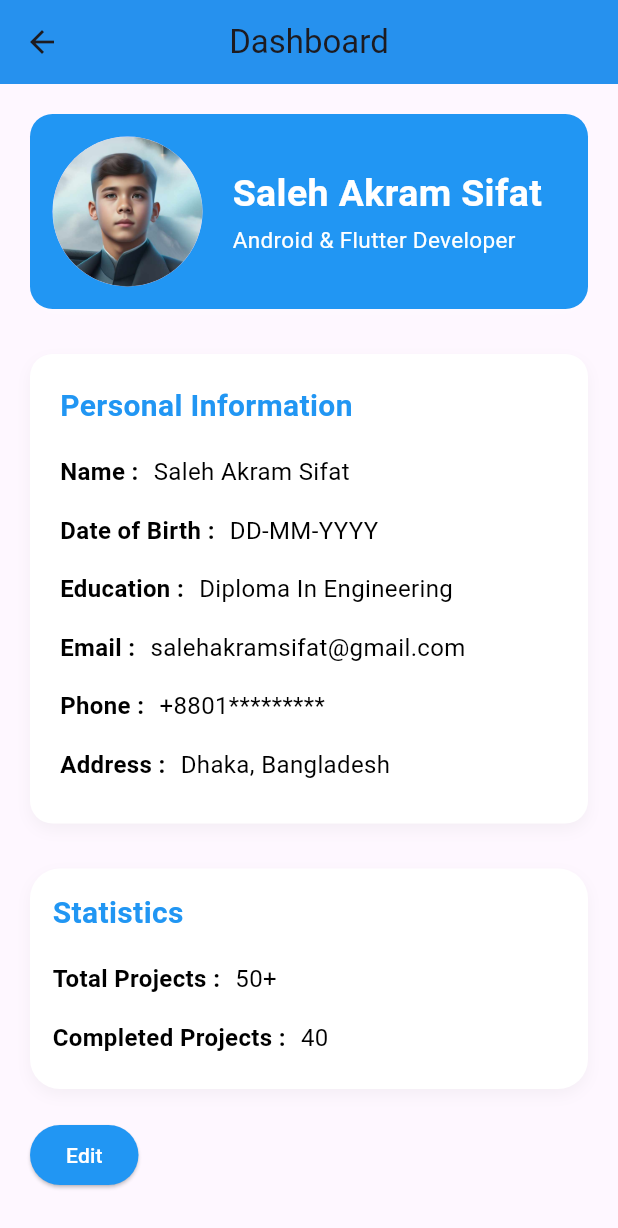
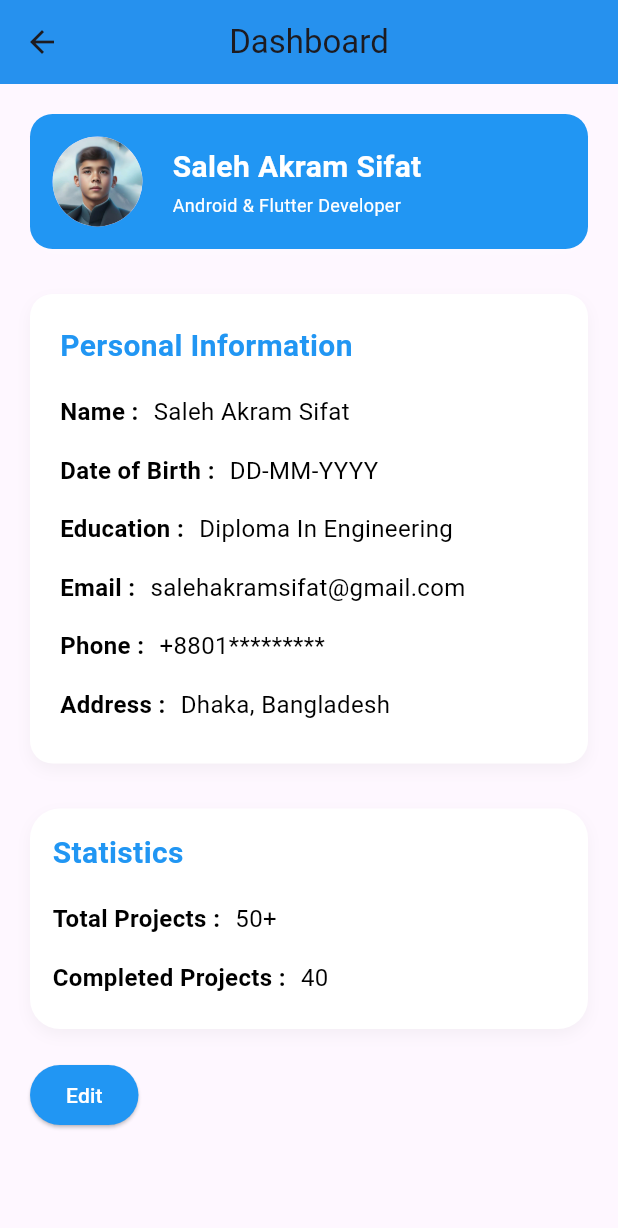
Before and after one commit to SalehAkramSifat/Flutter-Navigation-Dashboard-UI, a Flutter app: the screen it shows after launch, in the side drawer, after a tap on "Dashboard", on a phone screen of 412 x 824 dp. Shown: the top 1228 px of the screen. Run offline on Flutter 3.47's test engine with Material 3 defaults, Android fonts, the phone set to English and light mode, and no system bars.

Commit message:
Final Commit

```diff
--- a/lib/dashboard.dart
+++ b/lib/dashboard.dart
@@ -19,21 +19,21 @@ class DashboardActivity extends StatelessWidget {
                 boxShadow: [BoxShadow(color: Colors.white12,
                   blurRadius: 10, offset: Offset(0, 4),),],),
 
-              child: Row(children: [CircleAvatar(radius: 50,
+              child: Row(children: [CircleAvatar(radius: 30,
                 backgroundImage: AssetImage('assets/pic.png'),),
 
                 SizedBox(width: 20),
-                  Column(crossAxisAlignment: CrossAxisAlignment.start,
+                Expanded(child: Column(crossAxisAlignment: CrossAxisAlignment.start,
                     children: [
                       Text("Saleh Akram Sifat",
                         style: TextStyle(fontWeight: FontWeight.bold,
-                            fontSize: 25, color: Colors.white),),
+                            fontSize: 20, color: Colors.white),),
 
                       SizedBox(height: 2,),
                       Text("Android & Flutter Developer",
-                        style: TextStyle(fontSize: 15,
+                          style: TextStyle(fontSize: 12,
                               color: Colors.white)),]),
-              ],)),
+                )],)),
 
 
             SizedBox(height: 30,),
--- a/lib/main.dart
+++ b/lib/main.dart
@@ -22,7 +22,7 @@ class HomeActivity extends StatelessWidget{
   @override
   Widget build(BuildContext context) {
     return Scaffold(
-      appBar: AppBar(title: Text("Navigation And Dashboard UI",
+      appBar: AppBar(title: Text("Dashboard UI",
         style: TextStyle(fontWeight: FontWeight.bold),),
       centerTitle: true,backgroundColor: Colors.blue,),
 
```
Lines whose indentation alone changed are shown as unchanged.
